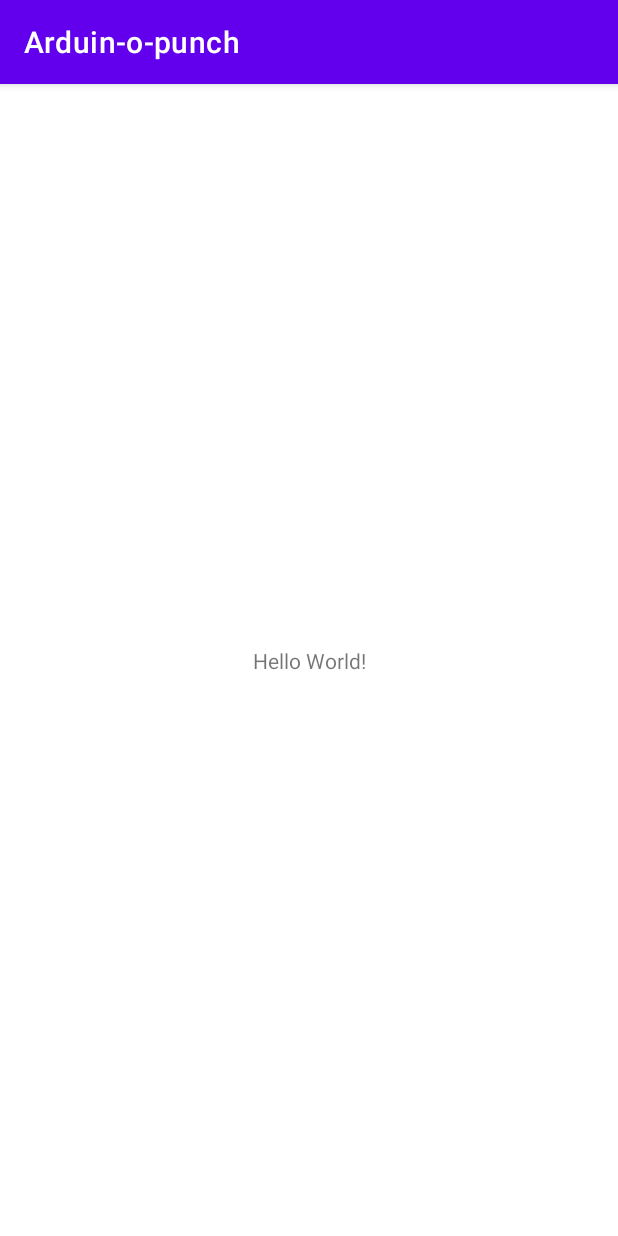
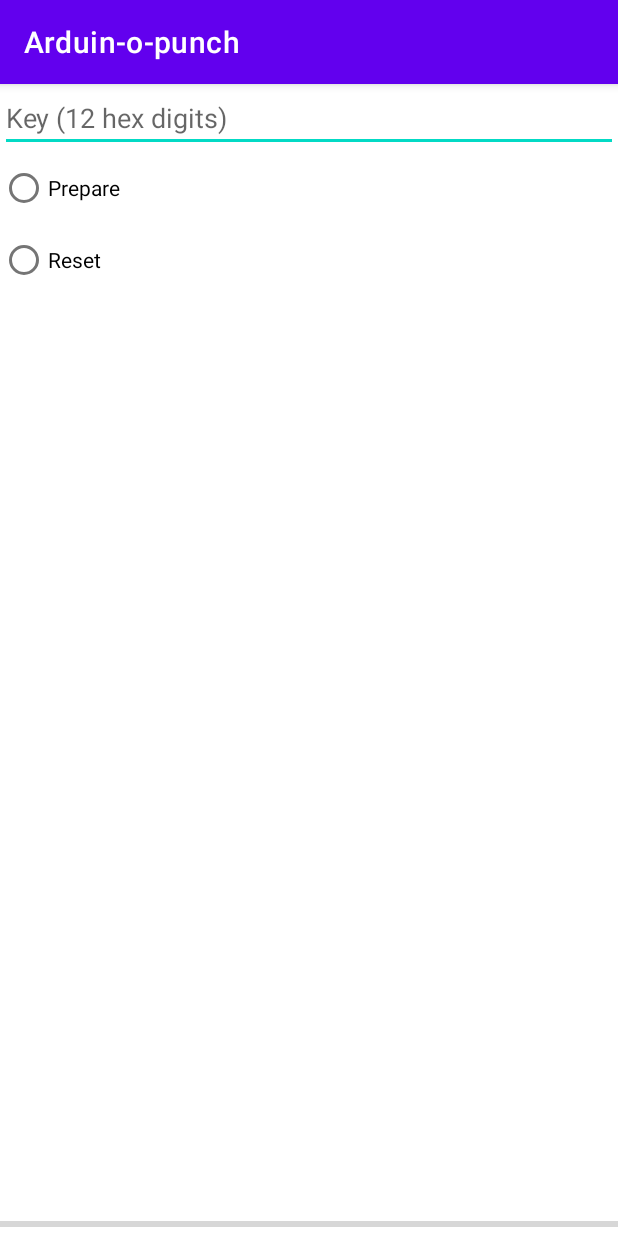
Before and after one commit to sakhnik/arduin-o-punch, an Android app: the MainActivity screen opened directly, with no data from a screen before it, on a phone screen of 412 x 824 dp. Run offline under Robolectric (Android 15) with nearby library versions, the phone set to English and light mode, and no system bars; 1 statement that could not run was skipped.

Commit message:
Start implementing PunchCard: prepare, reset

```diff
--- a/android/app/src/main/res/layout/activity_main.xml
+++ b/android/app/src/main/res/layout/activity_main.xml
@@ -6,13 +6,46 @@
     android:layout_height="match_parent"
     tools:context=".MainActivity">
 
-    <TextView
+    <EditText
+        android:id="@+id/editTextKey"
+        android:layout_width="0dp"
+        android:layout_height="wrap_content"
+        android:hint="Key (12 hex digits)"
+        android:inputType="text"
+        android:maxLength="12"
+        android:digits="0123456789ABCDEF"
+        app:layout_constraintStart_toStartOf="parent"
+        app:layout_constraintEnd_toEndOf="parent"
+        app:layout_constraintTop_toTopOf="parent"
+        tools:ignore="VisualLintTextFieldSize" />
+
+    <RadioGroup
+        android:id="@+id/radioGroup"
         android:layout_width="wrap_content"
         android:layout_height="wrap_content"
-        android:text="Hello World!"
+        app:layout_constraintStart_toStartOf="parent"
+        app:layout_constraintTop_toBottomOf="@+id/editTextKey">
+
+        <RadioButton
+            android:id="@+id/radioButtonPrepare"
+            android:layout_width="wrap_content"
+            android:layout_height="wrap_content"
+            android:text="Prepare" />
+
+        <RadioButton
+            android:id="@+id/radioButtonReset"
+            android:layout_width="match_parent"
+            android:layout_height="wrap_content"
+            android:text="Reset" />
+    </RadioGroup>
+
+    <ProgressBar
+        android:id="@+id/progressBar"
+        style="?android:attr/progressBarStyleHorizontal"
+        android:layout_width="0dp"
+        android:layout_height="wrap_content"
         app:layout_constraintBottom_toBottomOf="parent"
         app:layout_constraintEnd_toEndOf="parent"
-        app:layout_constraintStart_toStartOf="parent"
-        app:layout_constraintTop_toTopOf="parent" />
+        app:layout_constraintStart_toStartOf="parent" />
 
 </androidx.constraintlayout.widget.ConstraintLayout>
```
Also changed, not shown: android/app/src/main/java/com/sakhnik/arduinopunch/MainActivity.kt (+43 -21 lines), android/app/src/main/java/com/sakhnik/arduinopunch/PunchCard.kt (added, +75 -0 lines), 1 other file.
